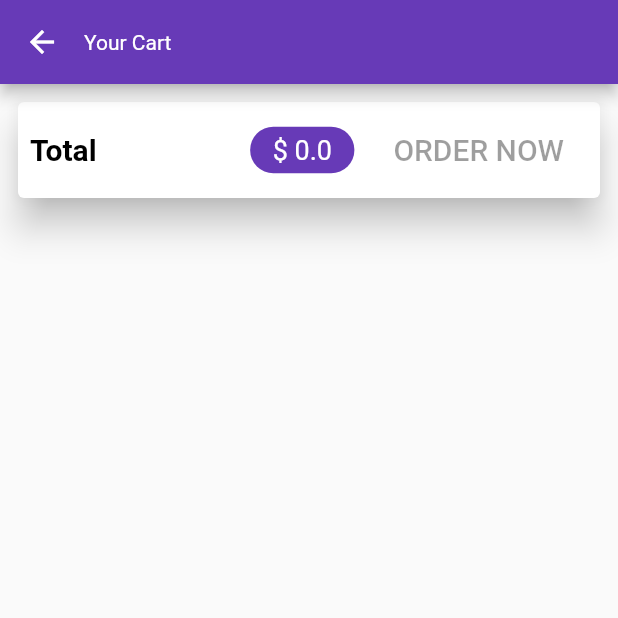
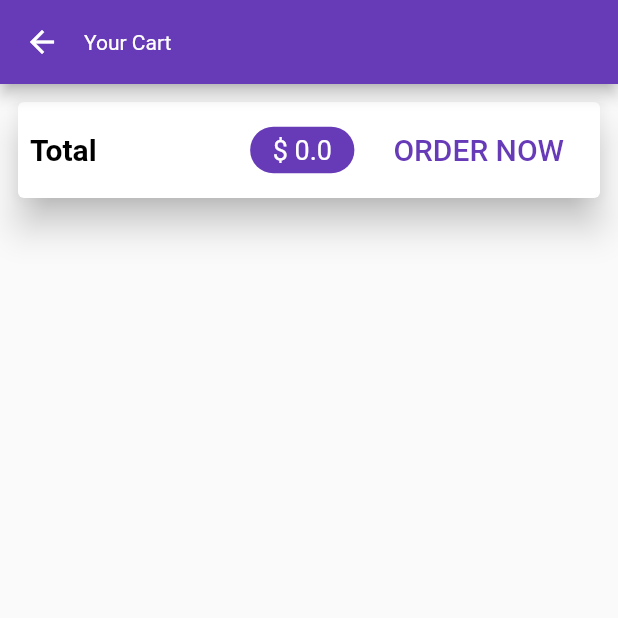
Before and after one commit to micheal90/shop_app, a Flutter app: the CartScreen screen opened by its route, on a phone screen of 412 x 824 dp, the top half of it. Run offline on Flutter 3.47's test engine with Material 2 defaults, Android fonts, the phone set to English and light mode, and no system bars; our stand-ins replace google_fonts; network calls fail; Roboto replaces fonts that are missing (Acme).

Commit message:
change color order button

```diff
--- a/lib/screens/cart_screen.dart
+++ b/lib/screens/cart_screen.dart
@@ -76,7 +76,7 @@ class _CartScreenState extends State<CartScreen> {
                             child: isloading
                                 ? CircularProgressIndicator()
                                 : Text('ORDER NOW',
-                                    style: TextStyle(fontSize: 20)),
+                                    style: TextStyle(fontSize: 20,color: Theme.of(context).primaryColor)),
                           )
                         ],
                       )
```
